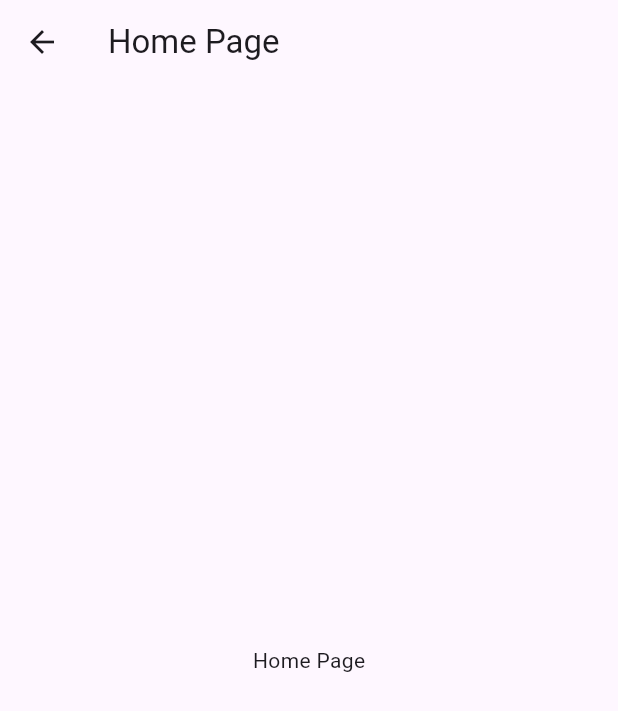
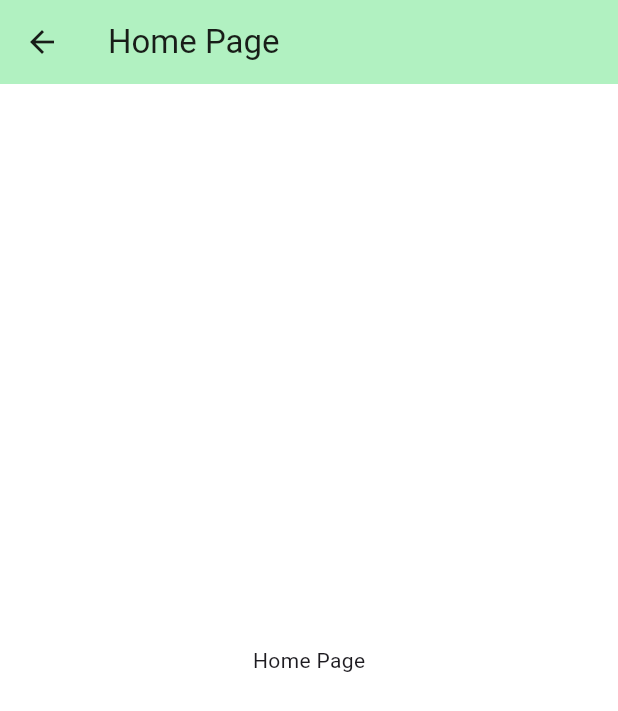
Before and after one commit to memoowi/awal_att_app, a Flutter app: the HomePage screen opened directly, on a phone screen of 412 x 824 dp. Shown: the top 711 px of the screen. Run offline on Flutter 3.47's test engine with Material 3 defaults, Android fonts, the phone set to English and light mode, and no system bars; our stand-ins replace flutter_dotenv, get, google_fonts; Roboto replaces fonts that are missing (Jura).

Commit message:
feat: ai

```diff
--- /dev/null
+++ b/lib/core/routes.dart
@@ -0,0 +1,21 @@
+import 'package:facitend/pages/home_page.dart';
+import 'package:facitend/pages/login_page.dart';
+import 'package:facitend/pages/onboarding_page.dart';
+import 'package:facitend/pages/register_page.dart';
+import 'package:get/get.dart';
+
+class AppRouter {
+  static const String onBoarding = "/onboarding";
+  static const String home = '/home';
+  static const String login = '/login';
+  static const String register = '/register';
+
+  static const String initialRoute = onBoarding;
+
+  static List<GetPage> routes = [
+    GetPage(name: onBoarding, page: () => OnboardingPage()),
+    GetPage(name: home, page: () => HomePage()),
+    GetPage(name: login, page: () => LoginPage()),
+    GetPage(name: register, page: () => RegisterPage()),
+  ];
+}
--- /dev/null
+++ b/lib/themes/app_theme.dart
@@ -0,0 +1,44 @@
+import 'package:flutter/material.dart';
+import 'package:google_fonts/google_fonts.dart';
+
+class AppTheme {
+  AppTheme._();
+
+  static Color seedColor = const Color.fromARGB(255, 0, 255, 145);
+
+  static ThemeData lightTheme = ThemeData.light().copyWith(
+    textTheme: GoogleFonts.juraTextTheme(ThemeData.light().textTheme),
+    brightness: Brightness.light,
+    colorScheme: ColorScheme.fromSeed(
+      seedColor: seedColor,
+      brightness: Brightness.light,
+    ),
+    scaffoldBackgroundColor: Colors.white,
+    appBarTheme: AppBarTheme(
+      backgroundColor: ColorScheme.fromSeed(
+        seedColor: seedColor,
+        brightness: Brightness.light,
+      ).primaryContainer,
+      // foregroundColor: Colors.black,
+      elevation: 0,
+    ),
+  );
+
+  static ThemeData darkTheme = ThemeData.dark().copyWith(
+    textTheme: GoogleFonts.juraTextTheme(ThemeData.dark().textTheme),
+    brightness: Brightness.dark,
+    colorScheme: ColorScheme.fromSeed(
+      seedColor: seedColor,
+      brightness: Brightness.dark,
+    ),
+    scaffoldBackgroundColor: const Color(0xFF001212),
+    appBarTheme: AppBarTheme(
+      backgroundColor: ColorScheme.fromSeed(
+        seedColor: seedColor,
+        brightness: Brightness.dark,
+      ).primaryContainer,
+      // foregroundColor: Colors.black,
+      elevation: 0,
+    ),
+  );
+}
--- a/pubspec.yaml
+++ b/pubspec.yaml
@@ -23,3 +23,6 @@ dev_dependencies:
 
 flutter:
   uses-material-design: true
+
+  assets:
+    - .env
```
Also changed, not shown: lib/main.dart (+10 -6 lines), lib/pages/login_page.dart (added, +13 -0 lines), lib/pages/onboarding_page.dart (added, +13 -0 lines), lib/pages/register_page.dart (added, +13 -0 lines).
